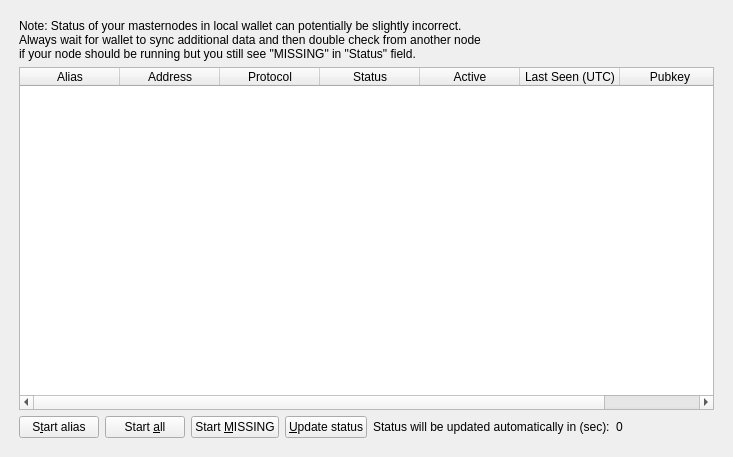
Before: the Qt Designer form src/qt/forms/masternodelist.ui in thenode-foundation/thenode-core, drawn with Qt 5.
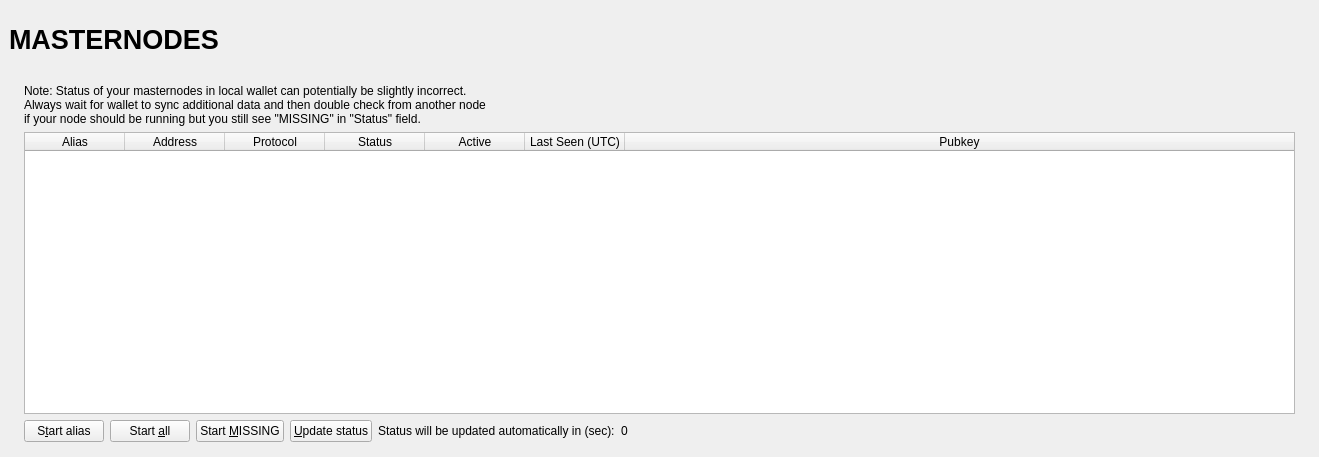
After: the same form once the commit is applied.

The edit to the form file:
```diff
--- a/src/qt/forms/masternodelist.ui
+++ b/src/qt/forms/masternodelist.ui
@@ -6,33 +6,156 @@
    <rect>
     <x>0</x>
     <y>0</y>
-    <width>723</width>
+        <width>1319</width>
     <height>457</height>
    </rect>
   </property>
   <property name="windowTitle">
    <string>Form</string>
   </property>
-  <layout class="QVBoxLayout" name="topLayout">
+    <layout class="QVBoxLayout" name="topLayout" stretch="0">
    <property name="leftMargin">
-    <number>10</number>
+        <number>9</number>
    </property>
    <property name="topMargin">
-    <number>10</number>
+        <number>9</number>
    </property>
    <property name="rightMargin">
-    <number>10</number>
+        <number>9</number>
    </property>
    <property name="bottomMargin">
-    <number>10</number>
+        <number>9</number>
    </property>
     <item>
-     <widget class="QWidget" name="tabMyMasternodes">
-      <attribute name="title">
-       <string>My Masternodes</string>
-      </attribute>
+        <layout class="QVBoxLayout" name="verticalLayout_Master" stretch="0,1">
+          <property name="spacing">
+            <number>0</number>
+          </property>
+          <item>
+            <widget class="QFrame" name="frame_Header">
+              <layout class="QVBoxLayout" name="verticalLayout_4">
+                <property name="leftMargin">
+                  <number>0</number>
+                </property>
+                <property name="topMargin">
+                  <number>0</number>
+                </property>
+                <property name="rightMargin">
+                  <number>0</number>
+                </property>
+                <property name="bottomMargin">
+                  <number>0</number>
+                </property>
+                <item>
+                  <layout class="QHBoxLayout" name="horizontalLayout_Header" stretch="1,0,1,0,0">
+                    <item>
+                      <widget class="QLabel" name="labelOverviewHeaderLeft">
+                        <property name="minimumSize">
+                          <size>
+                            <width>464</width>
+                            <height>60</height>
+                          </size>
+                        </property>
+                        <property name="maximumSize">
+                          <size>
+                            <width>16777215</width>
+                            <height>60</height>
+                          </size>
+                        </property>
+                        <property name="font">
+                          <font>
+                            <pointsize>20</pointsize>
+                            <weight>75</weight>
+                            <bold>true</bold>
+                          </font>
+                        </property>
+                        <property name="text">
+                          <string>MASTERNODES</string>
+                        </property>
+                      </widget>
+                    </item>
+                    <item>
+                      <spacer name="horizontalSpacer">
+                        <property name="orientation">
+                          <enum>Qt::Horizontal</enum>
+                        </property>
+                        <property name="sizeHint" stdset="0">
+                          <size>
+                            <width>40</width>
+                            <height>20</height>
+                          </size>
+                        </property>
+                      </spacer>
+                    </item>
+                    <item>
+                      <widget class="QLabel" name="labelOverviewHeaderRight">
+                        <property name="minimumSize">
+                          <size>
+                            <width>464</width>
+                            <height>60</height>
+                          </size>
+                        </property>
+                        <property name="maximumSize">
+                          <size>
+                            <width>16777215</width>
+                            <height>60</height>
+                          </size>
+                        </property>
+                        <property name="font">
+                          <font>
+                            <pointsize>14</pointsize>
+                          </font>
+                        </property>
+                        <property name="text">
+                          <string/>
+                        </property>
+                        <property name="alignment">
+                          <set>Qt::AlignRight|Qt::AlignTrailing|Qt::AlignVCenter</set>
+                        </property>
+                      </widget>
+                    </item>
+                  </layout>
+                </item>
+              </layout>
+            </widget>
+          </item>
+          <item>
+            <widget class="QFrame" name="frame_BG">
+              <layout class="QVBoxLayout" name="verticalLayout_3">
+                <property name="leftMargin">
+                  <number>6</number>
+                </property>
+                <property name="topMargin">
+                  <number>6</number>
+                </property>
+                <property name="rightMargin">
+                  <number>6</number>
+                </property>
+                <property name="bottomMargin">
+                  <number>6</number>
+                </property>
+                <item>
+                  <widget class="QFrame" name="frame_Content">
+                    <layout class="QVBoxLayout" name="verticalLayout">
+                      <property name="spacing">
+                        <number>0</number>
+                      </property>
+                      <property name="leftMargin">
+                        <number>0</number>
+                      </property>
+                      <property name="topMargin">
+                        <number>0</number>
+                      </property>
+                      <property name="rightMargin">
+                        <number>0</number>
+                      </property>
+                      <property name="bottomMargin">
+                        <number>0</number>
+                      </property>
+                      <item>
       <layout class="QGridLayout" name="gridLayout_2">
        <item row="0" column="0">
+                            <widget class="QFrame" name="frameList">
         <layout class="QVBoxLayout" name="verticalLayout_2">
          <property name="bottomMargin">
           <number>0</number>
@@ -217,9 +340,17 @@
           </layout>
          </item>
         </layout>
-       </item>
-      </layout>
-     </widget>
+                            </widget>
+                          </item>
+                        </layout>
+                      </item>
+                    </layout>
+                  </widget>
+                </item>
+              </layout>
+            </widget>
+          </item>
+        </layout>
     </item>
   </layout>
  </widget>
```
Lines whose indentation alone changed are shown as unchanged.
